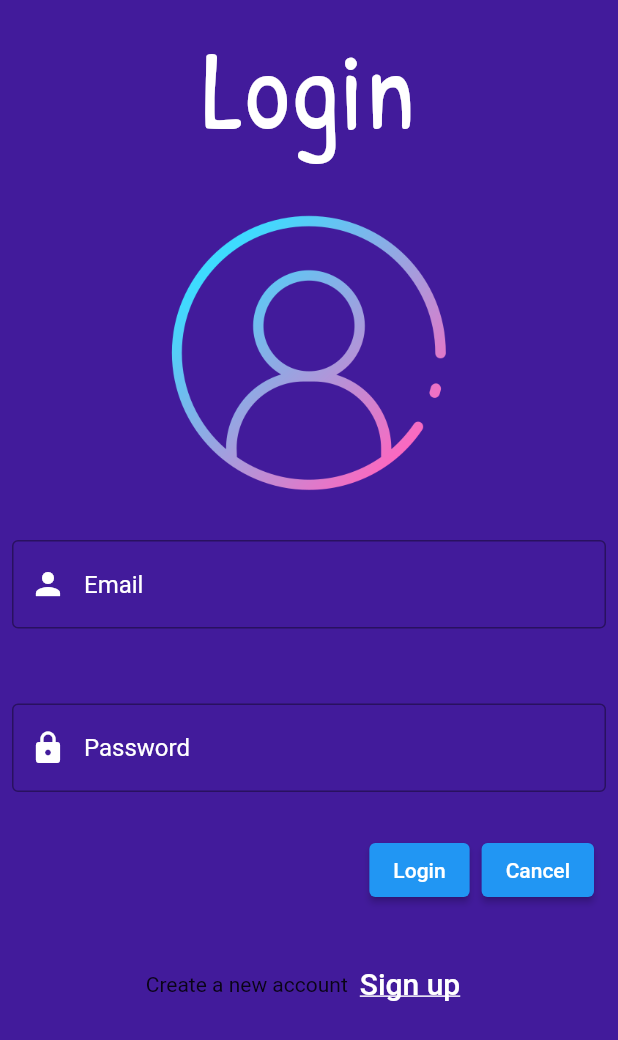
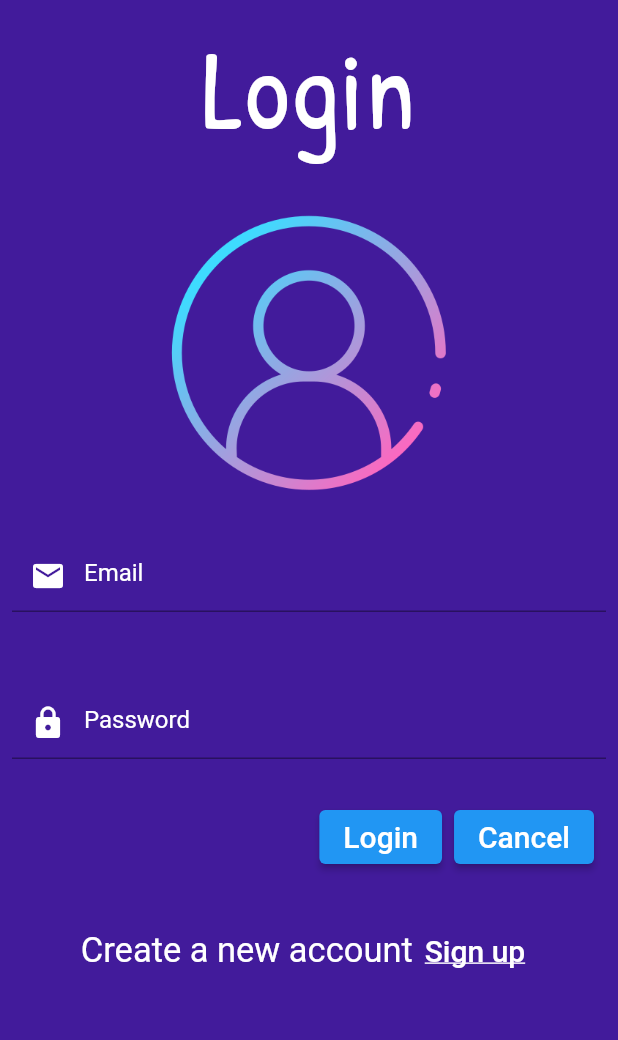
Before and after one commit to SamaRostom/Mobile-Project, a Flutter app: the screen it shows after launch, on a phone screen of 412 x 824 dp. Shown: the top 1040 px of the screen. Run offline on Flutter 3.47's test engine with Material 2 defaults, Android fonts, the phone set to English and light mode, and no system bars; our stand-ins replace awesome_snackbar_content, cloud_firestore, firebase_auth, firebase_core, flutter_riverpod, google_fonts and 1 more; accounts and stored records are empty.

Commit message:
Update Login.dart

```diff
--- a/Hangtoe/lib/screens/Login.dart
+++ b/Hangtoe/lib/screens/Login.dart
@@ -61,10 +61,9 @@ class _LoginState extends ConsumerState<Login> {
                     }
                   },
                   decoration: const InputDecoration(
-                    border: OutlineInputBorder(),
                     hintText: 'Email',
                     hintStyle: TextStyle(color: Colors.white),
-                    prefixIcon: Icon(Icons.person, color: Colors.white),
+                    prefixIcon: Icon(Icons.email, color: Colors.white),
                   ),
                 ),
                 const SizedBox(height: 50),
@@ -78,7 +77,6 @@ class _LoginState extends ConsumerState<Login> {
                     }
                   },
                   decoration: const InputDecoration(
-                    border: OutlineInputBorder(),
                     hintText: 'Password',
                     hintStyle: TextStyle(color: Colors.white),
                     prefixIcon: Icon(Icons.lock, color: Colors.white),
@@ -94,13 +92,17 @@ class _LoginState extends ConsumerState<Login> {
                               _passwordController);
                         }
                       },
-                      child: const Text('Login'),
+                      child: const Text(
+                        'Login',
+                        style: TextStyle(fontSize: 20, color: Colors.white),
+                      ),
                     ),
                     ElevatedButton(
                       onPressed: () {
                         Navigator.pushNamed(context, '/');
                       },
-                      child: const Text('Cancel'),
+                      child: const Text('Cancel',
+                          style: TextStyle(fontSize: 20, color: Colors.white)),
                     ),
                   ],
                 ),
@@ -111,7 +113,10 @@ class _LoginState extends ConsumerState<Login> {
           Row(
             // ignore: sort_child_properties_last
             children: <Widget>[
-              const Text('Create a new account'),
+              const Text(
+                'Create a new account',
+                style: TextStyle(fontSize: 23, color: Colors.white),
+              ),
               TextButton(
                 child: const Text(
                   'Sign up',
```
